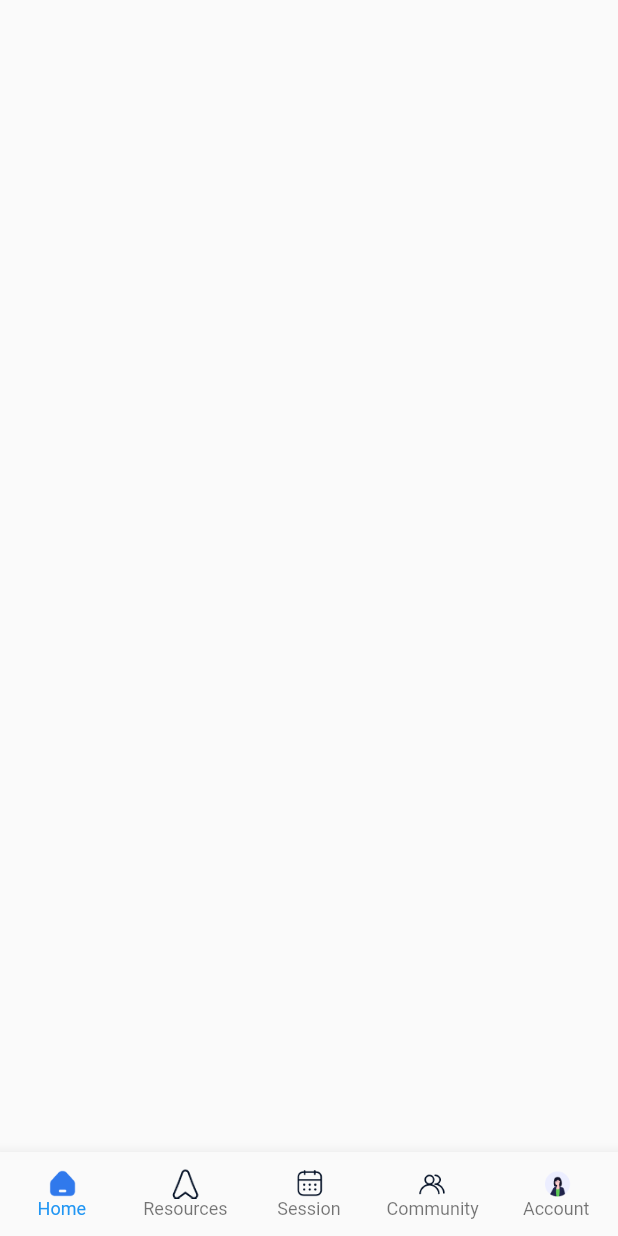
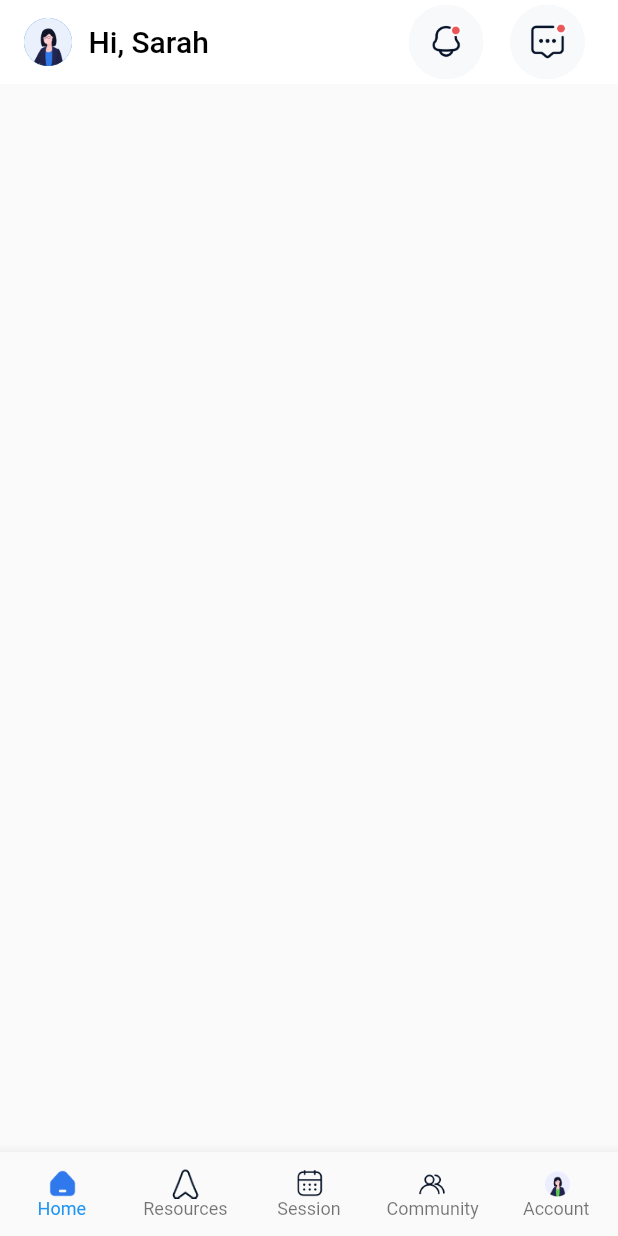
Before and after one commit to adolesamuel/faramove_therapy, a Flutter app: the screen it shows after launch, on a phone screen of 412 x 824 dp. Run offline on Flutter 3.47's test engine with Material 2 defaults, Android fonts, the phone set to English and light mode, and no system bars; our stand-ins replace flutter_screenutil, gap.

Commit message:
home page app bar complete

```diff
--- /dev/null
+++ b/lib/common/action_button.dart
@@ -0,0 +1,34 @@
+import 'package:flutter/material.dart';
+
+class ActionButton extends StatelessWidget {
+  final String assetUrl;
+  final Function()? onTap;
+  const ActionButton({
+    super.key,
+    required this.assetUrl,
+    this.onTap,
+  });
+
+  @override
+  Widget build(BuildContext context) {
+    return Container(
+      width: 50.0,
+      height: 50.0,
+      decoration: const BoxDecoration(shape: BoxShape.circle),
+      clipBehavior: Clip.hardEdge,
+      child: Material(
+        color: const Color(0xFFF8F9FB),
+        child: InkWell(
+          onTap: onTap,
+          child: Center(
+            child: Image.asset(
+              assetUrl,
+              height: 25.67,
+              width: 25.67,
+            ),
+          ),
+        ),
+      ),
+    );
+  }
+}
--- a/lib/constants/asset_strings.dart
+++ b/lib/constants/asset_strings.dart
@@ -1,6 +1,7 @@
 class AssetStrings {
   static const String _base = 'assets';
   static const String _navIcons = '$_base/nav_icons';
+  static const String _homepage = '$_base/home';
 
   //NavBar Icons
   static const String homeActiveIcon = '$_navIcons/home.png';
@@ -10,4 +11,9 @@ class AssetStrings {
   static const String communityActiveIcon = '$_navIcons/community_active.png';
   static const String resourcesIcon = '$_navIcons/resources.png';
   static const String sessionIcon = '$_navIcons/sessions.png';
+
+  //Home page Assets
+  static const String accountHome = '$_homepage/account.png';
+  static const String notification = '$_homepage/notification.png';
+  static const String messages = '$_homepage/message.png';
 }
--- a/lib/root_page.dart
+++ b/lib/root_page.dart
@@ -1,3 +1,4 @@
+import 'package:faramove_therapy/screens/home_page.dart';
 import 'package:flutter/material.dart';
 
 import 'constants/app_colors.dart';
@@ -12,7 +13,7 @@ class RootPage extends StatefulWidget {
 
 class _RootPageState extends State<RootPage> {
   List pages = [
-    Container(),
+    const HomePage(),
     Container(),
     Container(),
     Container(),
--- /dev/null
+++ b/lib/screens/home_page.dart
@@ -0,0 +1,49 @@
+import 'package:faramove_therapy/constants/asset_strings.dart';
+import 'package:flutter/material.dart';
+import 'package:flutter_screenutil/flutter_screenutil.dart';
+import 'package:gap/gap.dart';
+
+import '../common/action_button.dart';
+
+class HomePage extends StatefulWidget {
+  const HomePage({super.key});
+
+  @override
+  State<HomePage> createState() => _HomePageState();
+}
+
+class _HomePageState extends State<HomePage> {
+  @override
+  Widget build(BuildContext context) {
+    return Scaffold(
+      //App Bar.
+      appBar: AppBar(
+        title: Row(
+          children: [
+            CircleAvatar(
+              radius: 16.0,
+              child: Image.asset(AssetStrings.accountHome),
+            ),
+            Gap(10.0.w),
+            const Text('Hi, Sarah'),
+          ],
+        ),
+        actions: [
+          ActionButton(
+            assetUrl: AssetStrings.notification,
+            onTap: () {},
+          ),
+          Gap(16.0.w),
+          ActionButton(
+            assetUrl: AssetStrings.messages,
+            onTap: () {},
+          ),
+          Gap(20.0.w),
+        ],
+        elevation: 0,
+        backgroundColor: Colors.white,
+        foregroundColor: Colors.black,
+      ),
+    );
+  }
+}
--- a/pubspec.yaml
+++ b/pubspec.yaml
@@ -37,6 +37,7 @@ dependencies:
   # The following adds the Cupertino Icons font to your application.
   # Use with the CupertinoIcons class for iOS style icons.
   cupertino_icons: ^1.0.2
+  gap: ^2.0.1
 
 dev_dependencies:
   flutter_test:
@@ -64,6 +65,7 @@ flutter:
   assets:
     - assets/
     - assets/nav_icons/
+    - assets/home/
   #   - images/a_dot_burr.jpeg
   #   - images/a_dot_ham.jpeg
 
```
Also changed, not shown: assets/home/account.png (added), assets/home/message.png (added), assets/home/notification.png (added), pubspec.lock.
